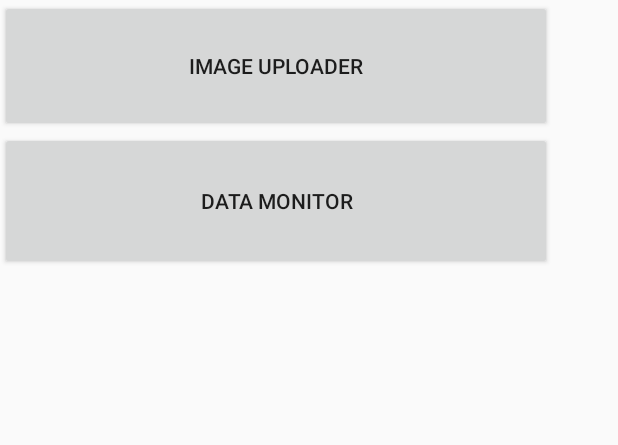
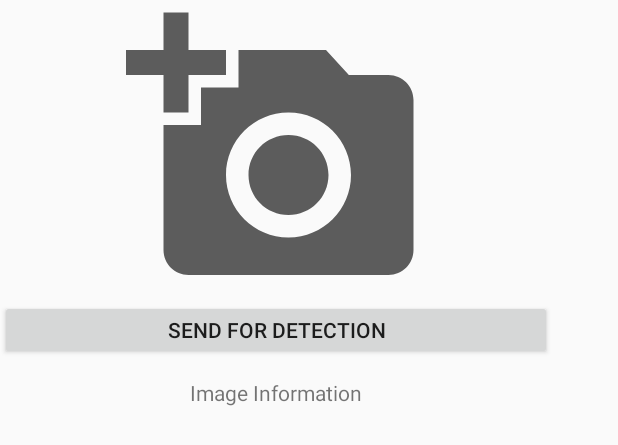
Before and after one commit to mahbubcubd/projectkrishibid, an Android app: the layout activity_main.xml on its own in the app's theme, with its tools: preview values and no code run, on a phone screen of 412 x 824 dp. Shown: the top 445 px of the screen. Run offline under Robolectric (Android 15) with nearby library versions, the phone set to English and light mode, and no system bars.

Commit message:
MQTT implemented, ImagePicker Working, Image sending to the server Successfully as Bytearray.

```diff
--- a/app/build.gradle
+++ b/app/build.gradle
@@ -35,6 +35,8 @@ dependencies {
     testImplementation 'junit:junit:4.12'
     androidTestImplementation 'com.android.support.test:runner:1.0.2'
     androidTestImplementation 'com.android.support.test.espresso:espresso-core:3.0.2'
-    compile 'org.eclipse.paho:org.eclipse.paho.client.mqttv3:1.1.0'
-    compile 'org.eclipse.paho:org.eclipse.paho.android.service:1.1.1'
+    implementation 'org.eclipse.paho:org.eclipse.paho.client.mqttv3:1.1.0'
+    implementation 'org.eclipse.paho:org.eclipse.paho.android.service:1.1.1'
+    implementation 'com.github.maayyaannkk:ImagePicker:1.0.1'
+
 }
--- /dev/null
+++ b/app/src/main/res/drawable/ic_add_a_photo_black_24dp.xml
@@ -0,0 +1,5 @@
+<vector android:alpha="0.63" android:height="200dp"
+    android:viewportHeight="24.0" android:viewportWidth="24.0"
+    android:width="200dp" xmlns:android="http://schemas.android.com/apk/res/android">
+    <path android:fillColor="#FF000000" android:pathData="M3,4L3,1h2v3h3v2L5,6v3L3,9L3,6L0,6L0,4h3zM6,10L6,7h3L9,4h7l1.83,2L21,6c1.1,0 2,0.9 2,2v12c0,1.1 -0.9,2 -2,2L5,22c-1.1,0 -2,-0.9 -2,-2L3,10h3zM13,19c2.76,0 5,-2.24 5,-5s-2.24,-5 -5,-5 -5,2.24 -5,5 2.24,5 5,5zM9.8,14c0,1.77 1.43,3.2 3.2,3.2s3.2,-1.43 3.2,-3.2 -1.43,-3.2 -3.2,-3.2 -3.2,1.43 -3.2,3.2z"/>
+</vector>
--- a/app/src/main/res/layout/activity_main.xml
+++ b/app/src/main/res/layout/activity_main.xml
@@ -13,19 +13,29 @@
         tools:layout_editor_absoluteX="8dp"
         tools:layout_editor_absoluteY="8dp">
 
+        <ImageView
+            android:layout_width="200dp"
+            android:layout_height="200dp"
+            android:id="@+id/im"
+            android:layout_gravity="center_horizontal"
+            android:onClick="uploader"
+            android:src="@drawable/ic_add_a_photo_black_24dp"/>
+
         <Button
             android:id="@+id/upload"
             android:layout_width="match_parent"
-            android:layout_height="88dp"
-            android:onClick="uploader"
-            android:text="Image Uploader" />
+            android:layout_height="40dp"
+            android:onClick="send"
+            android:text="Send for Detection" />
+        <TextView
+            android:layout_width="match_parent"
+            android:layout_height="wrap_content"
+            android:id="@+id/img_info"
+            android:padding="12dp"
+            android:textAlignment="center"
+            android:text="Image Information"/>
 
-        <Button
-            android:id="@+id/monitor"
-            android:layout_width="match_parent"
-            android:layout_height="92dp"
-            android:onClick="monitor"
-            android:text="Data Monitor" />
+
     </LinearLayout>
 
 </android.support.constraint.ConstraintLayout>
--- a/build.gradle
+++ b/build.gradle
@@ -19,6 +19,7 @@ allprojects {
     repositories {
         google()
         jcenter()
+        maven { url 'https://jitpack.io' }
     }
 }
 
```
Also changed, not shown: app/src/main/java/MQTTHelper/MqttHelper.java (+13 -0 lines), app/src/main/java/ml/mahbub/projectkrishibid/MainActivity.java (+131 -5 lines), app/src/main/java/ml/mahbub/projectkrishibid/processImage.java (added, +26 -0 lines).
